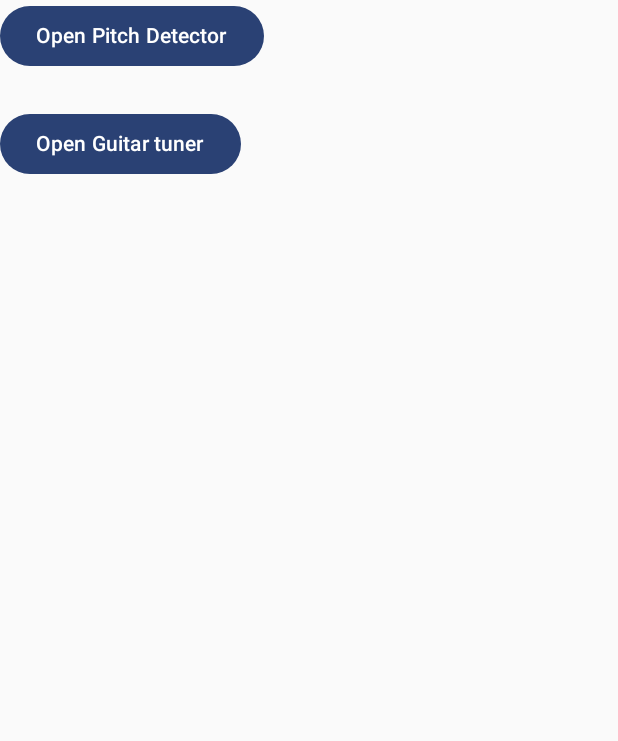
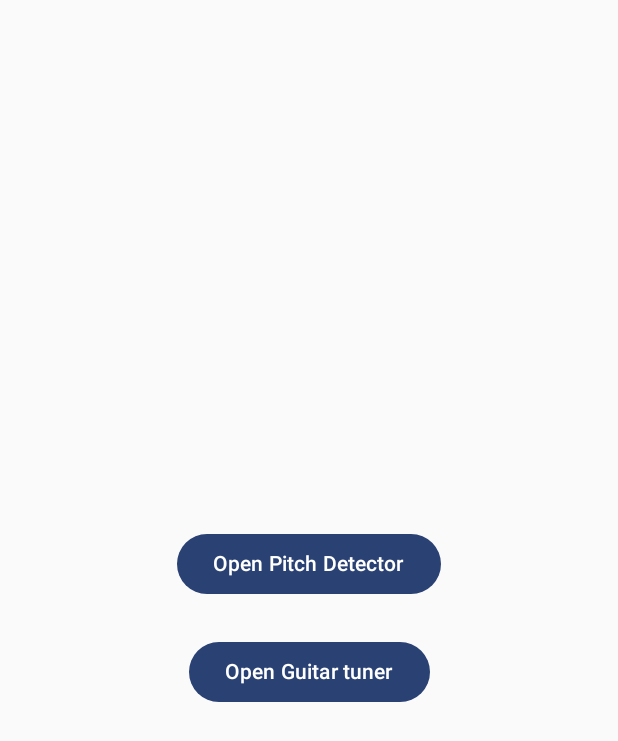
Before and after one commit to shuklansh/guitar_tuner_pitch_detection, an Android app built with Jetpack Compose: the screen it shows after launch (MainActivity), on a phone screen of 412 x 824 dp. Shown: the top 741 px of the screen. Run offline under Robolectric (Android 15) with nearby library versions, the phone set to English and light mode, and no system bars.

Commit message:
alignment fixes

```diff
--- a/app/src/main/java/com/example/audiopitchdetection/MainActivity.kt
+++ b/app/src/main/java/com/example/audiopitchdetection/MainActivity.kt
@@ -41,7 +41,7 @@ class MainActivity : ComponentActivity() {
             AudioPitchDetectionTheme {
                 val context = LocalContext.current.applicationContext
                 var screenSelected by remember { mutableStateOf(0) }
-                Column(modifier = Modifier.fillMaxSize()) {
+                Column(modifier = Modifier.fillMaxSize().padding(24.dp)) {
                     if (ContextCompat.checkSelfPermission(context, Manifest.permission.RECORD_AUDIO)
                         != PackageManager.PERMISSION_GRANTED
                     ) {
@@ -62,10 +62,12 @@ class MainActivity : ComponentActivity() {
                         }
                     } else {
                         Column(
+                            modifier = Modifier.fillMaxSize(),
                             verticalArrangement = Arrangement.spacedBy(
                                 24.dp,
                                 Alignment.CenterVertically
-                            )
+                            ),
+                            horizontalAlignment = Alignment.CenterHorizontally
                         ) {
                             Button(
                                 {
```
